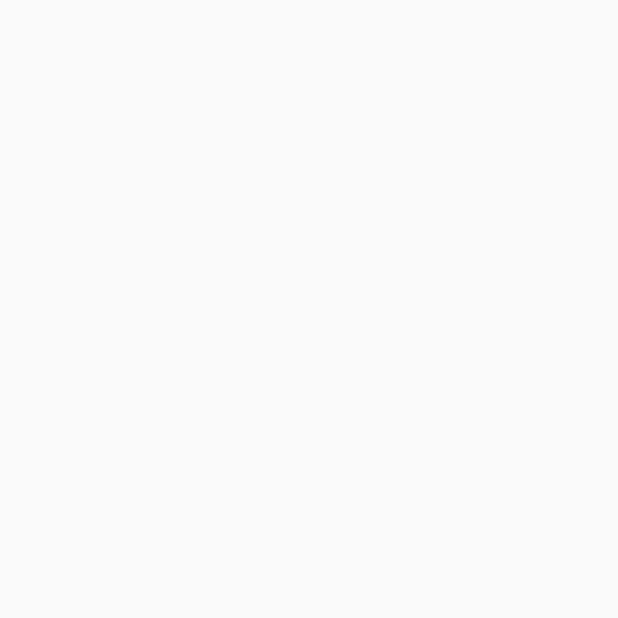
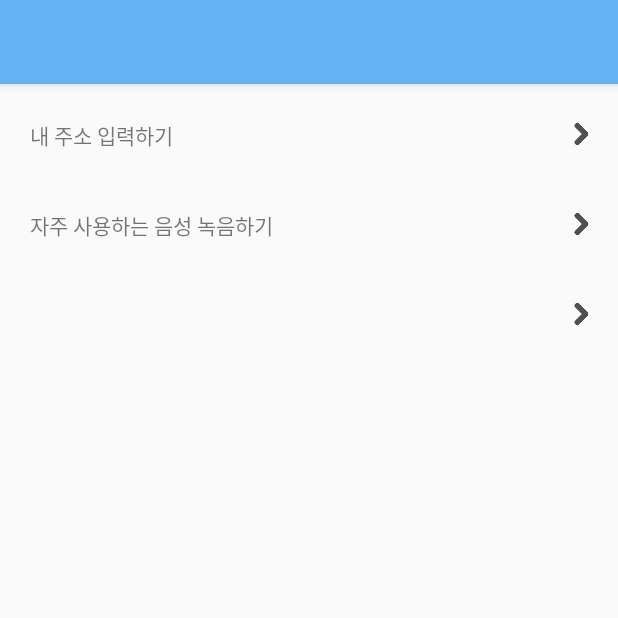
Before and after one commit to house-keeper/Android, an Android app: the SettingActivity screen opened directly, with no data from a screen before it, on a phone screen of 412 x 824 dp, the top half of it. Before the commit the part shown is empty. Run offline under Robolectric (Android 15) with nearby library versions, the phone set to English and light mode, and no system bars.

Commit message:
add setting add recordvoice

```diff
--- a/app/src/main/res/layout/activity_setting.xml
+++ b/app/src/main/res/layout/activity_setting.xml
@@ -1,9 +1,83 @@
 <?xml version="1.0" encoding="utf-8"?>
-<android.support.constraint.ConstraintLayout xmlns:android="http://schemas.android.com/apk/res/android"
+<LinearLayout xmlns:android="http://schemas.android.com/apk/res/android"
     xmlns:app="http://schemas.android.com/apk/res-auto"
     xmlns:tools="http://schemas.android.com/tools"
     android:layout_width="match_parent"
     android:layout_height="match_parent"
-    tools:context=".ui.activity.SettingActivity">
+    tools:context=".ui.activity.DoorActivity"
+    android:orientation="vertical">
 
-</android.support.constraint.ConstraintLayout>
+    <android.support.v7.widget.Toolbar
+        android:layout_width="match_parent"
+        android:layout_height="?attr/actionBarSize"
+        android:background="#65b2f2"
+        android:elevation="4dp"
+        android:id="@+id/door_toolbar"
+        android:theme="@style/ThemeOverlay.AppCompat.ActionBar"
+        app:popupTheme="@style/ThemeOverlay.AppCompat.Light"/>
+
+    <RelativeLayout
+        android:layout_width="match_parent"
+        android:layout_height="60dp">
+
+        <TextView
+            android:layout_width="wrap_content"
+            android:layout_height="wrap_content"
+            android:layout_marginTop="23dp"
+            android:layout_marginLeft="20dp"
+            android:text="내 주소 입력하기" />
+
+        <Button
+            android:layout_width="20dp"
+            android:layout_height="20dp"
+            android:layout_marginTop="23dp"
+            android:layout_alignParentRight="true"
+            android:layout_marginRight="15dp"
+            android:background="@drawable/setting_arrow_btn"/>
+
+    </RelativeLayout>
+
+    <RelativeLayout
+        android:layout_width="match_parent"
+        android:layout_height="60dp">
+
+        <TextView
+            android:layout_width="wrap_content"
+            android:layout_height="wrap_content"
+            android:layout_marginTop="23dp"
+            android:layout_marginLeft="20dp"
+            android:text="자주 사용하는 음성 녹음하기" />
+
+        <Button
+            android:layout_width="20dp"
+            android:layout_height="20dp"
+            android:layout_marginTop="23dp"
+            android:layout_alignParentRight="true"
+            android:layout_marginRight="15dp"
+            android:background="@drawable/setting_arrow_btn"/>
+
+    </RelativeLayout>
+
+    <RelativeLayout
+        android:layout_width="match_parent"
+        android:layout_height="60dp">
+
+        <TextView
+            android:layout_width="wrap_content"
+            android:layout_height="wrap_content"
+            android:layout_marginTop="23dp"
+            android:layout_marginLeft="20dp"
+            android:text="" />
+
+        <Button
+            android:layout_width="20dp"
+            android:layout_height="20dp"
+            android:layout_marginTop="23dp"
+            android:layout_alignParentRight="true"
+            android:layout_marginRight="15dp"
+            android:background="@drawable/setting_arrow_btn"/>
+
+    </RelativeLayout>
+
+
+</LinearLayout>
```
Also changed, not shown: app/src/main/AndroidManifest.xml (+5 -4 lines), app/src/main/java/com/example/housekeeper_android/ui/activity/RecordvoiceActivity.java (added, +16 -0 lines), app/src/main/res/layout/activity_recordvoice.xml (added, +159 -0 lines), app/src/main/res/drawable/setting_arrow_btn.png (added).
